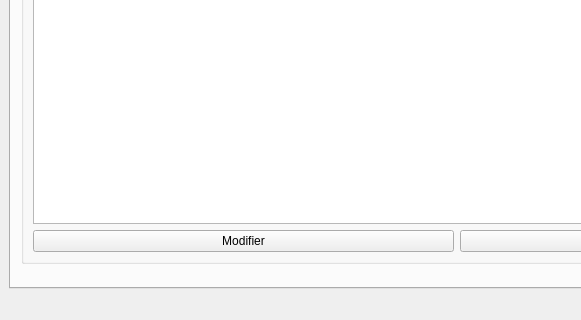
Before: the Qt Designer form mainwindow.ui in soumaya-nheri/Smart-Restaurant-2A28, drawn with Qt 5; both pictures show x 0 to 581 and y 282 to 602 of the 918 by 602 pixel window.
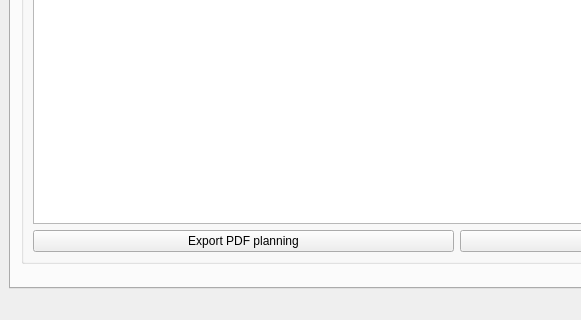
After: the same form once the commit is applied.

The edit to the form file:
```diff
--- a/mainwindow.ui
+++ b/mainwindow.ui
@@ -394,7 +394,7 @@
                <item>
                 <widget class="QPushButton" name="modifier_planning">
                  <property name="text">
-                  <string>Modifier</string>
+                  <string>Export PDF planning</string>
                  </property>
                  <property name="checkable">
                   <bool>true</bool>
```
